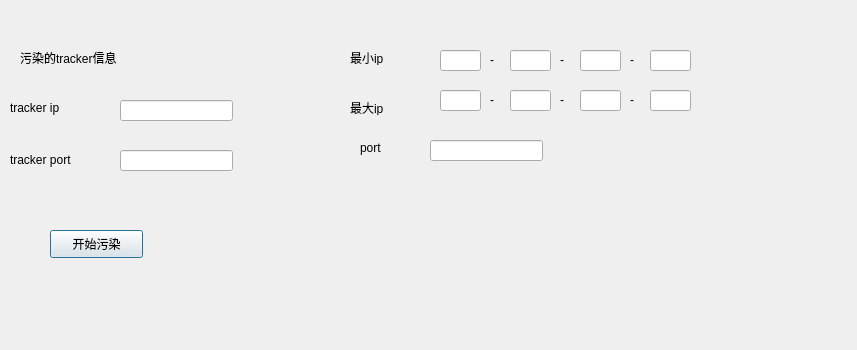
Before: the Qt Designer form gui/index_pollution.ui in RaymondHX/contentSecurityLab, drawn with Qt 5.
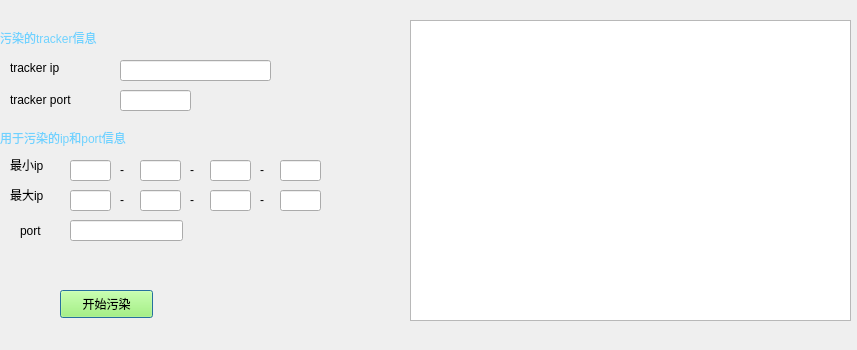
After: the same form once the commit is applied.

Patch:
```diff
--- a/gui/index_pollution.ui
+++ b/gui/index_pollution.ui
@@ -17,11 +17,14 @@
    <property name="geometry">
     <rect>
      <x>10</x>
-     <y>100</y>
+     <y>60</y>
      <width>101</width>
      <height>16</height>
     </rect>
    </property>
+   <property name="styleSheet">
+    <string notr="true">font: 9pt &quot;微软雅黑&quot;;</string>
+   </property>
    <property name="text">
     <string>tracker ip</string>
    </property>
@@ -30,11 +33,14 @@
    <property name="geometry">
     <rect>
      <x>10</x>
-     <y>150</y>
+     <y>90</y>
      <width>101</width>
      <height>20</height>
     </rect>
    </property>
+   <property name="styleSheet">
+    <string notr="true">font: 9pt &quot;微软雅黑&quot;;</string>
+   </property>
    <property name="text">
     <string>tracker port</string>
    </property>
@@ -43,107 +49,137 @@
    <property name="geometry">
     <rect>
      <x>120</x>
-     <y>100</y>
-     <width>113</width>
+     <y>60</y>
+     <width>151</width>
      <height>21</height>
     </rect>
    </property>
+   <property name="styleSheet">
+    <string notr="true">font: 9pt &quot;微软雅黑&quot;;</string>
+   </property>
   </widget>
   <widget class="QLineEdit" name="tracker_port_l">
    <property name="geometry">
     <rect>
      <x>120</x>
-     <y>150</y>
-     <width>113</width>
+     <y>90</y>
+     <width>71</width>
      <height>21</height>
     </rect>
    </property>
+   <property name="styleSheet">
+    <string notr="true">font: 9pt &quot;微软雅黑&quot;;</string>
+   </property>
   </widget>
   <widget class="QLineEdit" name="min_ip_4_l">
    <property name="geometry">
     <rect>
-     <x>440</x>
-     <y>50</y>
+     <x>70</x>
+     <y>160</y>
      <width>41</width>
      <height>21</height>
     </rect>
    </property>
+   <property name="styleSheet">
+    <string notr="true">font: 9pt &quot;微软雅黑&quot;;</string>
+   </property>
   </widget>
   <widget class="QLineEdit" name="min_ip_3_l">
    <property name="geometry">
     <rect>
-     <x>510</x>
-     <y>50</y>
+     <x>140</x>
+     <y>160</y>
      <width>41</width>
      <height>21</height>
     </rect>
    </property>
+   <property name="styleSheet">
+    <string notr="true">font: 9pt &quot;微软雅黑&quot;;</string>
+   </property>
   </widget>
   <widget class="QLineEdit" name="min_ip_2_l">
    <property name="geometry">
     <rect>
-     <x>580</x>
-     <y>50</y>
+     <x>210</x>
+     <y>160</y>
      <width>41</width>
      <height>21</height>
     </rect>
    </property>
+   <property name="styleSheet">
+    <string notr="true">font: 9pt &quot;微软雅黑&quot;;</string>
+   </property>
   </widget>
   <widget class="QLineEdit" name="min_ip_1_l">
    <property name="geometry">
     <rect>
-     <x>650</x>
-     <y>50</y>
+     <x>280</x>
+     <y>160</y>
      <width>41</width>
      <height>21</height>
     </rect>
    </property>
+   <property name="styleSheet">
+    <string notr="true">font: 9pt &quot;微软雅黑&quot;;</string>
+   </property>
   </widget>
   <widget class="QLineEdit" name="max_ip_4_l">
    <property name="geometry">
     <rect>
-     <x>440</x>
-     <y>90</y>
+     <x>70</x>
+     <y>190</y>
      <width>41</width>
      <height>21</height>
     </rect>
    </property>
+   <property name="styleSheet">
+    <string notr="true">font: 9pt &quot;微软雅黑&quot;;</string>
+   </property>
   </widget>
   <widget class="QLineEdit" name="max_ip_3_l">
    <property name="geometry">
     <rect>
-     <x>510</x>
-     <y>90</y>
+     <x>140</x>
+     <y>190</y>
      <width>41</width>
      <height>21</height>
     </rect>
    </property>
+   <property name="styleSheet">
+    <string notr="true">font: 9pt &quot;微软雅黑&quot;;</string>
+   </property>
   </widget>
   <widget class="QLineEdit" name="max_ip_2_l">
    <property name="geometry">
     <rect>
-     <x>580</x>
-     <y>90</y>
+     <x>210</x>
+     <y>190</y>
      <width>41</width>
      <height>21</height>
     </rect>
    </property>
+   <property name="styleSheet">
+    <string notr="true">font: 9pt &quot;微软雅黑&quot;;</string>
+   </property>
   </widget>
   <widget class="QLineEdit" name="max_ip_1_l">
    <property name="geometry">
     <rect>
-     <x>650</x>
-     <y>90</y>
+     <x>280</x>
+     <y>190</y>
      <width>41</width>
      <height>21</height>
     </rect>
    </property>
+   <property name="styleSheet">
+    <string notr="true">font: 9pt &quot;微软雅黑&quot;;</string>
+   </property>
   </widget>
   <widget class="QLabel" name="label_4">
    <property name="geometry">
     <rect>
-     <x>490</x>
-     <y>50</y>
+     <x>120</x>
+     <y>160</y>
      <width>21</width>
      <height>20</height>
     </rect>
@@ -155,8 +191,8 @@
   <widget class="QLabel" name="label_5">
    <property name="geometry">
     <rect>
-     <x>560</x>
-     <y>50</y>
+     <x>190</x>
+     <y>160</y>
      <width>21</width>
      <height>20</height>
     </rect>
@@ -168,8 +204,8 @@
   <widget class="QLabel" name="label_6">
    <property name="geometry">
     <rect>
-     <x>630</x>
-     <y>50</y>
+     <x>260</x>
+     <y>160</y>
      <width>21</width>
      <height>20</height>
     </rect>
@@ -181,8 +217,8 @@
   <widget class="QLabel" name="label_7">
    <property name="geometry">
     <rect>
-     <x>560</x>
-     <y>90</y>
+     <x>190</x>
+     <y>190</y>
      <width>21</width>
      <height>20</height>
     </rect>
@@ -194,8 +230,8 @@
   <widget class="QLabel" name="label_8">
    <property name="geometry">
     <rect>
-     <x>490</x>
-     <y>90</y>
+     <x>120</x>
+     <y>190</y>
      <width>21</width>
      <height>20</height>
     </rect>
@@ -207,8 +243,8 @@
   <widget class="QLabel" name="label_9">
    <property name="geometry">
     <rect>
-     <x>630</x>
-     <y>90</y>
+     <x>260</x>
+     <y>190</y>
      <width>21</width>
      <height>20</height>
     </rect>
@@ -220,12 +256,15 @@
   <widget class="QLabel" name="label_10">
    <property name="geometry">
     <rect>
-     <x>350</x>
-     <y>50</y>
+     <x>10</x>
+     <y>154</y>
      <width>72</width>
-     <height>15</height>
+     <height>21</height>
     </rect>
    </property>
+   <property name="styleSheet">
+    <string notr="true">font: 9pt &quot;微软雅黑&quot;;</string>
+   </property>
    <property name="text">
     <string>最小ip</string>
    </property>
@@ -233,12 +272,15 @@
   <widget class="QLabel" name="label_11">
    <property name="geometry">
     <rect>
-     <x>350</x>
-     <y>100</y>
+     <x>10</x>
+     <y>185</y>
      <width>72</width>
-     <height>15</height>
+     <height>20</height>
     </rect>
    </property>
+   <property name="styleSheet">
+    <string notr="true">font: 9pt &quot;微软雅黑&quot;;</string>
+   </property>
    <property name="text">
     <string>最大ip</string>
    </property>
@@ -246,12 +288,15 @@
   <widget class="QLabel" name="label_3">
    <property name="geometry">
     <rect>
-     <x>360</x>
-     <y>140</y>
+     <x>20</x>
+     <y>220</y>
      <width>72</width>
-     <height>15</height>
+     <height>21</height>
     </rect>
    </property>
+   <property name="styleSheet">
+    <string notr="true">font: 9pt &quot;微软雅黑&quot;;</string>
+   </property>
    <property name="text">
     <string>port</string>
    </property>
@@ -259,22 +304,29 @@
   <widget class="QLineEdit" name="polluted_port_l">
    <property name="geometry">
     <rect>
-     <x>430</x>
-     <y>140</y>
+     <x>70</x>
+     <y>220</y>
      <width>113</width>
      <height>21</height>
     </rect>
    </property>
+   <property name="styleSheet">
+    <string notr="true">font: 9pt &quot;微软雅黑&quot;;</string>
+   </property>
   </widget>
   <widget class="QLabel" name="label_12">
    <property name="geometry">
     <rect>
-     <x>20</x>
-     <y>50</y>
+     <x>0</x>
+     <y>30</y>
      <width>151</width>
      <height>16</height>
     </rect>
    </property>
+   <property name="styleSheet">
+    <string notr="true">color:rgb(111, 210, 255);
+font: 9pt &quot;微软雅黑&quot;;</string>
+   </property>
    <property name="text">
     <string>污染的tracker信息</string>
    </property>
@@ -282,16 +334,52 @@
   <widget class="QPushButton" name="pollute_b">
    <property name="geometry">
     <rect>
-     <x>50</x>
-     <y>230</y>
+     <x>60</x>
+     <y>290</y>
      <width>93</width>
      <height>28</height>
     </rect>
    </property>
+   <property name="styleSheet">
+    <string notr="true">
+background-color: rgb(155, 255, 88);
+font: 9pt &quot;微软雅黑&quot;;	
+</string>
+   </property>
    <property name="text">
     <string>开始污染</string>
    </property>
   </widget>
+  <widget class="QLabel" name="label_13">
+   <property name="geometry">
+    <rect>
+     <x>0</x>
+     <y>130</y>
+     <width>181</width>
+     <height>16</height>
+    </rect>
+   </property>
+   <property name="styleSheet">
+    <string notr="true">color:rgb(111, 210, 255);
+font: 9pt &quot;微软雅黑&quot;;</string>
+   </property>
+   <property name="text">
+    <string>用于污染的ip和port信息</string>
+   </property>
+  </widget>
+  <widget class="QTextEdit" name="pollution_info_l">
+   <property name="geometry">
+    <rect>
+     <x>410</x>
+     <y>20</y>
+     <width>441</width>
+     <height>301</height>
+    </rect>
+   </property>
+   <property name="styleSheet">
+    <string notr="true">font: 9pt &quot;微软雅黑&quot;;</string>
+   </property>
+  </widget>
  </widget>
  <resources/>
  <connections/>
```
Left out of the diff: 2 changed lines with no effect on the pictures.
